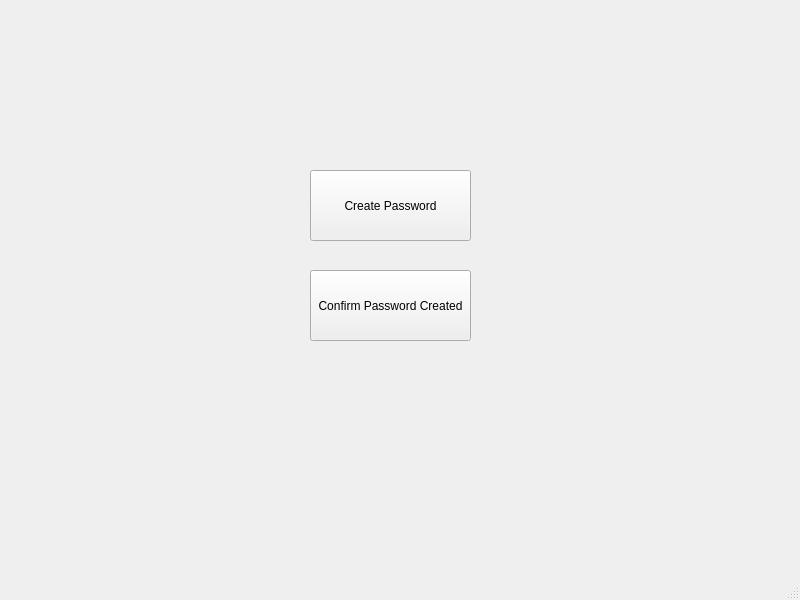
Before: the Qt Designer form Python/UI forms/mainWindow.ui in ajs5433/CSEC-Final-Project-, drawn with Qt 5.
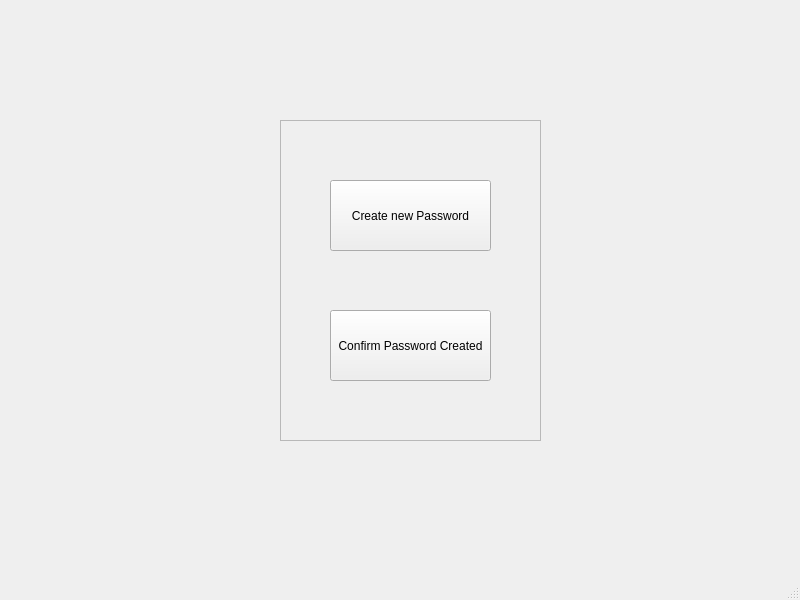
After: the same form once the commit is applied.

What changed in the file:
```diff
--- a/Python/UI forms/mainWindow.ui
+++ b/Python/UI forms/mainWindow.ui
@@ -14,24 +14,39 @@
    <string>MainWindow</string>
   </property>
   <widget class="QWidget" name="centralwidget">
+   <widget class="QFrame" name="frame">
+    <property name="geometry">
+     <rect>
+      <x>280</x>
+      <y>120</y>
+      <width>261</width>
+      <height>321</height>
+     </rect>
+    </property>
+    <property name="frameShape">
+     <enum>QFrame::StyledPanel</enum>
+    </property>
+    <property name="frameShadow">
+     <enum>QFrame::Raised</enum>
+    </property>
    <widget class="QPushButton" name="pushButton">
     <property name="geometry">
      <rect>
-      <x>310</x>
-      <y>170</y>
+       <x>50</x>
+       <y>60</y>
       <width>161</width>
       <height>71</height>
      </rect>
     </property>
     <property name="text">
-     <string>Create Password</string>
+      <string>Create new Password</string>
     </property>
    </widget>
    <widget class="QPushButton" name="pushButton_2">
     <property name="geometry">
      <rect>
-      <x>310</x>
-      <y>270</y>
+       <x>50</x>
+       <y>190</y>
       <width>161</width>
       <height>71</height>
      </rect>
@@ -39,6 +54,7 @@
     <property name="text">
      <string>Confirm Password Created</string>
     </property>
+    </widget>
    </widget>
   </widget>
   <widget class="QMenuBar" name="menubar">
```
Lines whose indentation alone changed are shown as unchanged.
